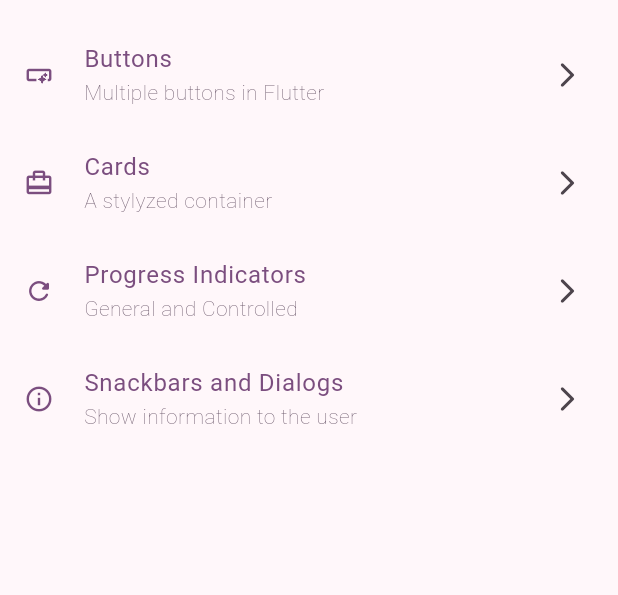
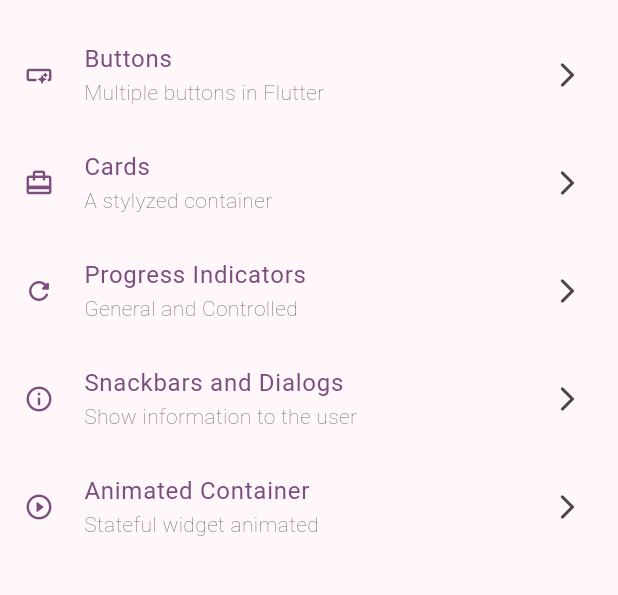
Before and after one commit to prodriguezr/flutter-widgets_app, a Flutter app: the screen it shows after launch, on a phone screen of 412 x 824 dp, the part 63-658 px from its top. Run offline on Flutter 3.47's test engine with Material 3 defaults, Android fonts, the phone set to English and light mode, and no system bars; our stand-ins replace go_router.

Commit message:
Animated container finished

```diff
--- a/lib/config/menu/menu_items.dart
+++ b/lib/config/menu/menu_items.dart
@@ -45,4 +45,11 @@ List<MenuItem> appMenuItems = <MenuItem>[
     icon: Icons.info_outlined,
     screen: 'SnackbarScreen',
   ),
+  const MenuItem(
+    title: 'Animated Container',
+    subtitle: 'Stateful widget animated',
+    link: '/animated',
+    icon: Icons.play_circle_outline_rounded,
+    screen: 'AnimatedScreen',
+  ),
 ];
--- a/lib/config/routes/app_router.dart
+++ b/lib/config/routes/app_router.dart
@@ -29,5 +29,10 @@ final appRouter = GoRouter(
       name: SnackbarScreen.name,
       builder: (context, state) => const SnackbarScreen(),
     ),
+    GoRoute(
+      path: '/animated',
+      name: AnimatedScreen.name,
+      builder: (context, state) => const AnimatedScreen(),
+    ),
   ],
 );
```
Also changed, not shown: lib/presentation/screens/animated/animated_screen.dart (+50 -2 lines).
